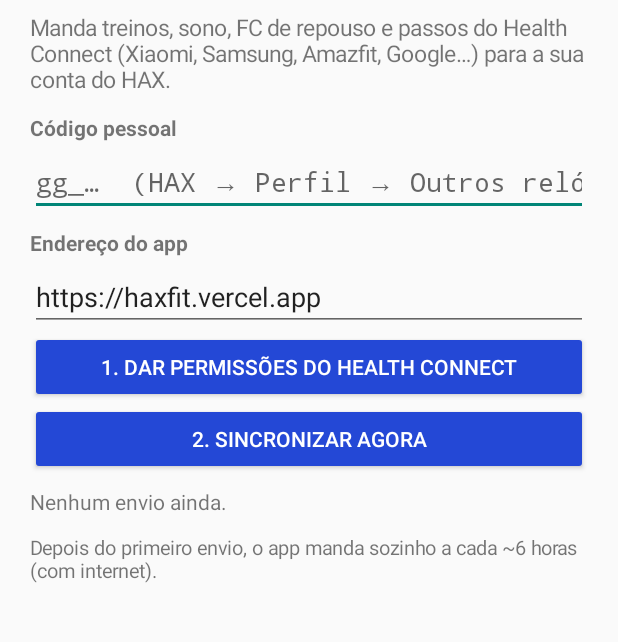
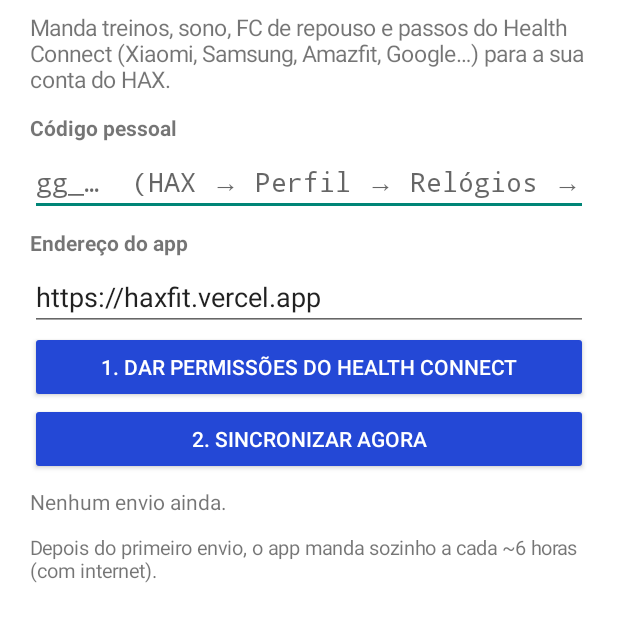
Before and after one commit to Andreviga/GymGarmin, an Android app: the screen it shows after launch (MainActivity), on a phone screen of 412 x 824 dp, the part 114-756 px from its top. Run offline under Robolectric (Android 15) with nearby library versions, the phone set to English and light mode, and no system bars; libraries missing offline, so code that uses them is left out: androidx.health.connect.

Commit message:
HAX Sync 1.3.1: erro antigo some da tela, fundo azul atrás da barra também no Android 15, menu certo nos textos
- envio que deu certo (e a troca do endereço antigo) apaga o 'último erro automático', que citava gymgarmin.vercel.app
- troca do endereço antigo compara o host exato (endereço digitado de propósito é respeitado)
- Android 15: fundo azul atrás das barras e conteúdo branco abaixo delas
- textos apontam para Perfil → Relógios → Código pessoal (o menu 'Outros relógios' não existe mais)
- Perfil avisa quem está na 1.0, 1.2 ou 1.3 para instalar a versão nova; README copia para hax-sync.apk

Co-Authored-By: Claude Opus 5.5 <noreply@anthropic.com>
Claude-Session: https://claude.ai/code/session_01Pima1WZrwVQMDqxzuiHTyb

```diff
--- a/android/app/build.gradle.kts
+++ b/android/app/build.gradle.kts
@@ -11,8 +11,8 @@ android {
         applicationId = "app.gymgarmin.sync"
         minSdk = 26
         targetSdk = 35
-        versionCode = 4
-        versionName = "1.3"
+        versionCode = 5
+        versionName = "1.3.1"
     }
 
     signingConfigs {
--- a/android/app/src/main/java/app/gymgarmin/sync/HealthReader.kt
+++ b/android/app/src/main/java/app/gymgarmin/sync/HealthReader.kt
@@ -98,7 +98,7 @@ class HealthReader(context: Context) {
             else -> "OTHER_WORKOUT_$t"
         }
 
-        const val APP_VERSION = "1.3"
+        const val APP_VERSION = "1.3.1"
     }
 
     suspend fun grantedAll(): Boolean =
@@ -173,7 +173,7 @@ class HealthReader(context: Context) {
             }
         }
 
-        // diagnóstico: o que o Health Connect tinha para ler (o HAX mostra em Perfil → Outros relógios)
+        // diagnóstico: o que o Health Connect tinha para ler (o HAX mostra em Perfil → Relógios)
         // treinos: pelo menos 7 dias, porque o app do relógio (Zepp, Mi Fitness) às vezes entrega com dias de atraso
         val workoutDays = maxOf(days, 7L)
         val fromWorkouts = LocalDate.now(zone).minusDays(workoutDays).atStartOfDay(zone).toInstant()
--- a/android/app/src/main/java/app/gymgarmin/sync/MainActivity.kt
+++ b/android/app/src/main/java/app/gymgarmin/sync/MainActivity.kt
@@ -11,6 +11,7 @@ import android.view.ViewGroup.LayoutParams.MATCH_PARENT
 import android.view.ViewGroup.LayoutParams.WRAP_CONTENT
 import android.widget.Button
 import android.widget.EditText
+import android.widget.FrameLayout
 import android.widget.ImageView
 import android.widget.LinearLayout
 import android.widget.ScrollView
@@ -64,7 +65,7 @@ class MainActivity : ComponentActivity() {
         }
         col.addView(text("Código pessoal", 14f, true))
         token = EditText(this).apply {
-            hint = "gg_…  (HAX → Perfil → Outros relógios)"
+            hint = "gg_…  (HAX → Perfil → Relógios → Código pessoal)"
             setText(p.getString("token", ""))
             inputType = InputType.TYPE_CLASS_TEXT or InputType.TYPE_TEXT_VARIATION_VISIBLE_PASSWORD
         }
@@ -80,8 +81,13 @@ class MainActivity : ComponentActivity() {
         col.addView(status)
         p.getString("last_err", null)?.let { col.addView(text("Último erro automático: $it", 13f)) }
         col.addView(text("Depois do primeiro envio, o app manda sozinho a cada ~6 horas (com internet).", 13f))
-        // Android 15 desenha atrás da barra de status: o conteúdo começa abaixo dela
-        setContentView(ScrollView(this).apply { fitsSystemWindows = true; addView(col, LinearLayout.LayoutParams(MATCH_PARENT, WRAP_CONTENT)) })
+        // Android 15 desenha atrás da barra de status e ignora a cor dela: o fundo azul fica atrás das barras e o
+        // conteúdo (fundo branco) começa abaixo delas, em qualquer versão
+        val scroll = ScrollView(this).apply { setBackgroundColor(Color.WHITE); addView(col, LinearLayout.LayoutParams(MATCH_PARENT, WRAP_CONTENT)) }
+        setContentView(FrameLayout(this).apply {
+            setBackgroundColor(BRAND); fitsSystemWindows = true
+            addView(scroll, FrameLayout.LayoutParams(MATCH_PARENT, MATCH_PARENT))
+        })
         col.gravity = Gravity.TOP
     }
 
--- a/android/app/src/main/java/app/gymgarmin/sync/Sync.kt
+++ b/android/app/src/main/java/app/gymgarmin/sync/Sync.kt
@@ -21,7 +21,10 @@ import java.util.concurrent.TimeUnit
 object Sync {
     const val DEFAULT_SERVER = "https://haxfit.vercel.app"
     /** Endereços antigos do app (o projeto mudou de nome): quem tinha um deles salvo passa para o atual. */
-    private val OLD_SERVERS = listOf("gymgarmin.vercel.app")
+    private val OLD_HOSTS = setOf("gymgarmin.vercel.app")
+
+    private fun hostOf(s: String): String =
+        s.substringAfter("://").substringBefore('/').substringBefore(':').trim().lowercase()
 
     fun prefs(ctx: Context) = ctx.getSharedPreferences("gymgarmin", Context.MODE_PRIVATE)
 
@@ -29,8 +32,9 @@ object Sync {
     fun server(ctx: Context): String {
         val p = prefs(ctx)
         val saved = (p.getString("server", DEFAULT_SERVER) ?: DEFAULT_SERVER).trim().trimEnd('/')
-        if (saved.isEmpty() || OLD_SERVERS.any { saved.contains(it, ignoreCase = true) }) {
-            p.edit().putString("server", DEFAULT_SERVER).apply()
+        if (saved.isEmpty() || hostOf(saved) in OLD_HOSTS) {
+            // o erro guardado era do endereço antigo: some junto com ele
+            p.edit().putString("server", DEFAULT_SERVER).remove("last_err").apply()
             return DEFAULT_SERVER
         }
         return saved
@@ -41,7 +45,7 @@ object Sync {
         val p = prefs(ctx)
         val token = p.getString("token", "")?.trim().orEmpty()
         val server = server(ctx)
-        if (token.isEmpty()) throw IllegalStateException("Cole o código pessoal (HAX → Perfil → Outros relógios).")
+        if (token.isEmpty()) throw IllegalStateException("Cole o código pessoal (HAX → Perfil → Relógios → Código pessoal).")
         val since = p.getLong("last_ok", 0L)
         // primeira vez (ou primeira vez desta versão do app): 30 dias; depois, desde o último envio com folga de 2 dias.
         // Quem atualiza o app precisa reler tudo: a versão antiga descartava tipos de treino que esta envia.
@@ -53,7 +57,8 @@ object Sync {
             "${res.optJSONArray("imported")?.length() ?: 0} treino(s) novo(s)."
         val now = System.currentTimeMillis()
         val stamp = SimpleDateFormat("dd/MM HH:mm", Locale("pt", "BR")).format(Date(now))
-        p.edit().putLong("last_ok", now).putString("app_ver", HealthReader.APP_VERSION).putString("last_msg", "$stamp — $msg").apply()
+        p.edit().putLong("last_ok", now).putString("app_ver", HealthReader.APP_VERSION).putString("last_msg", "$stamp — $msg")
+            .remove("last_err").apply()  // deu certo: o erro de antes não aparece mais na tela
         return msg
     }
 
```
Also changed, not shown: 4 other files.
